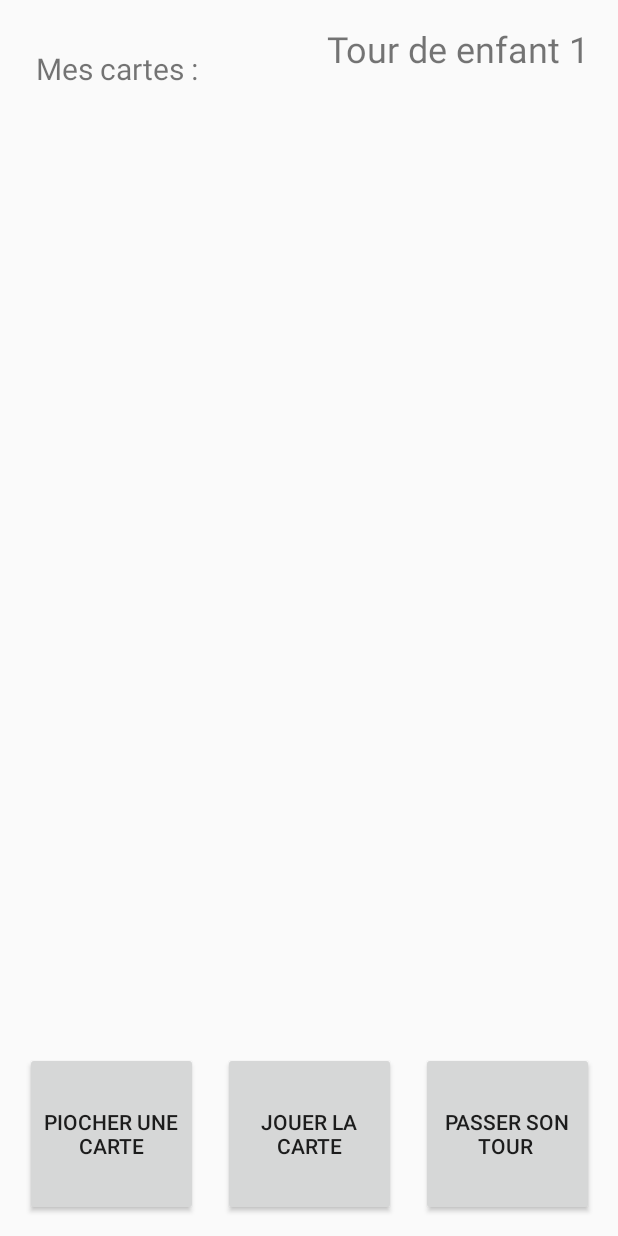
After one commit to DeckyProgrammer/Decky, an Android app: the layout activity_gameplay.xml on its own in the app's theme, with its tools: preview values and no code run, on a phone screen of 412 x 824 dp. The commit adds this screen. Run offline under Robolectric (Android 15) with nearby library versions, the phone set to English and light mode, and no system bars.

Commit message:
Update 05/06

```diff
--- /dev/null
+++ b/app/src/main/java/com/example/test/Gameplay.java
@@ -0,0 +1,5 @@
+package com.example.test;
+
+public class Gameplay {
+
+}
--- a/app/src/main/java/com/example/test/MainActivity.kt
+++ b/app/src/main/java/com/example/test/MainActivity.kt
@@ -6,14 +6,5 @@ import android.os.Bundle
 import android.widget.Button
 
 class MainActivity : AppCompatActivity() {
-    override fun onCreate(savedInstanceState: Bundle?) {
-        super.onCreate(savedInstanceState)
-        setContentView(R.layout.activity_main)
 
-        val button = findViewById<Button>(R.id.button)
-        button.setOnClickListener {
-        val intent = Intent(this, Selection_players::class.java)
-        startActivity(intent)
-    }
-    }
 }
--- /dev/null
+++ b/app/src/main/res/layout/activity_gameplay.xml
@@ -0,0 +1,71 @@
+<?xml version="1.0" encoding="utf-8"?>
+<android.support.constraint.ConstraintLayout xmlns:android="http://schemas.android.com/apk/res/android"
+    xmlns:app="http://schemas.android.com/apk/res-auto"
+    xmlns:tools="http://schemas.android.com/tools"
+    android:layout_width="match_parent"
+    android:layout_height="match_parent">
+
+    <TextView
+        android:id="@+id/textView"
+        android:layout_width="wrap_content"
+        android:layout_height="wrap_content"
+        android:text="Mes cartes :"
+        android:textSize="20sp"
+        app:layout_constraintBottom_toBottomOf="parent"
+        app:layout_constraintEnd_toEndOf="parent"
+        app:layout_constraintHorizontal_bias="0.08"
+        app:layout_constraintStart_toStartOf="parent"
+        app:layout_constraintTop_toTopOf="parent"
+        app:layout_constraintVertical_bias="0.04000002" />
+
+    <TextView
+        android:id="@+id/textView4"
+        android:layout_width="wrap_content"
+        android:layout_height="wrap_content"
+        android:text="Tour de enfant 1"
+        android:textSize="24sp"
+        app:layout_constraintBottom_toBottomOf="parent"
+        app:layout_constraintEnd_toEndOf="parent"
+        app:layout_constraintHorizontal_bias="0.92"
+        app:layout_constraintStart_toEndOf="@+id/textView"
+        app:layout_constraintStart_toStartOf="parent"
+        app:layout_constraintTop_toTopOf="parent"
+        app:layout_constraintVertical_bias="0.01999998" />
+
+    <Button
+        android:id="@+id/button2"
+        android:layout_width="115dp"
+        android:layout_height="109dp"
+        android:text="PIOCHER UNE CARTE"
+        app:layout_constraintBottom_toBottomOf="parent"
+        app:layout_constraintEnd_toStartOf="@+id/button3"
+        app:layout_constraintHorizontal_bias="0.5"
+        app:layout_constraintStart_toStartOf="parent"
+        app:layout_constraintTop_toBottomOf="@+id/textView"
+        app:layout_constraintVertical_bias="0.98" />
+
+    <Button
+        android:id="@+id/button3"
+        android:layout_width="115dp"
+        android:layout_height="109dp"
+        android:text="JOUER LA CARTE"
+        app:layout_constraintBottom_toBottomOf="parent"
+        app:layout_constraintEnd_toEndOf="parent"
+        app:layout_constraintHorizontal_bias="0.5"
+        app:layout_constraintStart_toStartOf="parent"
+        app:layout_constraintTop_toBottomOf="@+id/textView4"
+        app:layout_constraintVertical_bias="0.98" />
+
+    <Button
+        android:id="@+id/button5"
+        android:layout_width="115dp"
+        android:layout_height="109dp"
+        android:text="PASSER SON TOUR "
+        app:layout_constraintBottom_toBottomOf="parent"
+        app:layout_constraintEnd_toEndOf="parent"
+        app:layout_constraintHorizontal_bias="0.5"
+        app:layout_constraintStart_toEndOf="@+id/button3"
+        app:layout_constraintTop_toBottomOf="@+id/textView4"
+        app:layout_constraintVertical_bias="0.98" />
+
+</android.support.constraint.ConstraintLayout>
```
